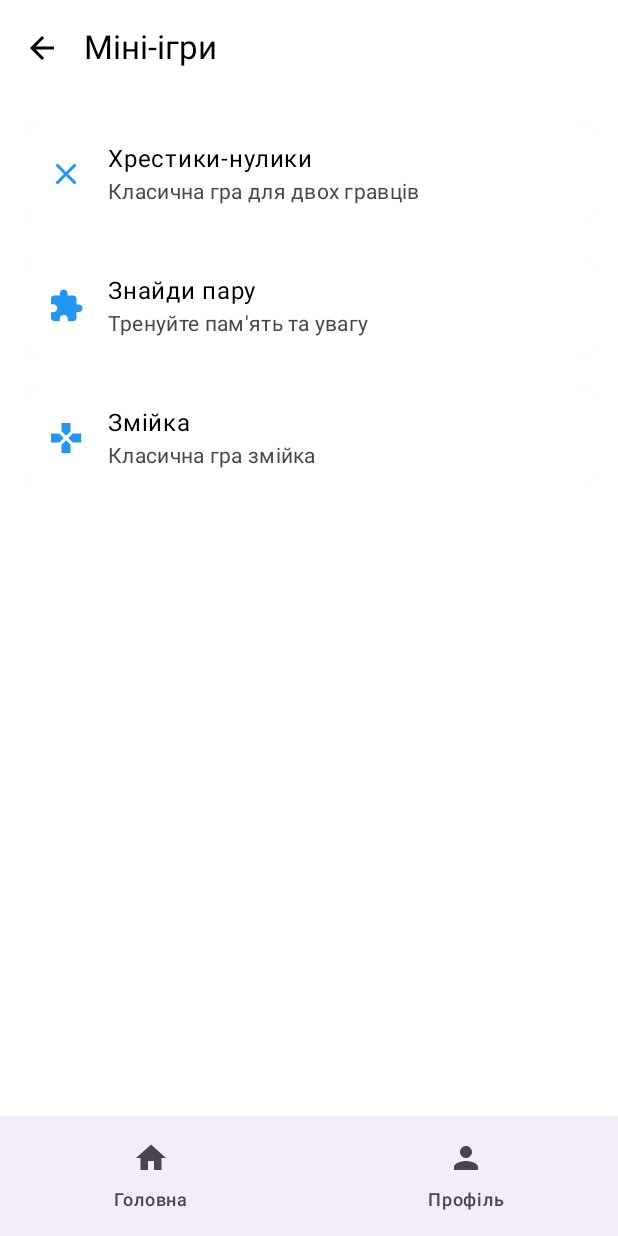
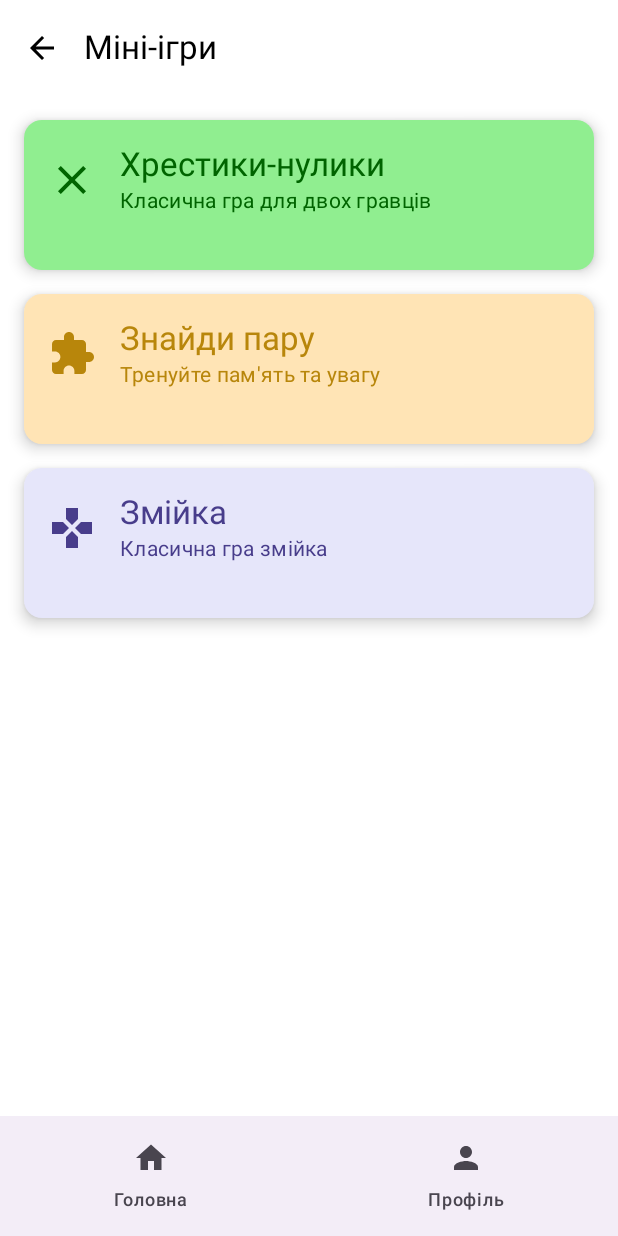
Before and after one commit to Browti/CalmStudy, an Android app built with Jetpack Compose: the MinigamesScreen screen opened through its navigation route, on a phone screen of 412 x 824 dp. Run offline under Robolectric (Android 15) with nearby library versions, the phone set to English and light mode, and no system bars; libraries missing offline, so code that uses them is left out: coil.decode; 1 statement that could not run was skipped.

Commit message:
many changes

```diff
--- a/app/src/main/java/com/example/calmstudy/ui/screens/HomeScreen.kt
+++ b/app/src/main/java/com/example/calmstudy/ui/screens/HomeScreen.kt
@@ -113,6 +113,10 @@ fun HomeScreen(
                 }
 
                 // Картка для міні-ігор
+                ElevatedCard(
+                    onClick = { navController.navigate("minigames") },
+                    modifier = Modifier.fillMaxWidth()
+                ) {
                     ListItem(
                         headlineContent = { Text("Міні-ігри") },
                         supportingContent = { Text("Розважальні міні-ігри для відпочинку") },
@@ -122,9 +126,9 @@ fun HomeScreen(
                                 contentDescription = null,
                                 tint = MaterialTheme.colorScheme.primary
                             )
-                    },
-                    modifier = Modifier.clickable { navController.navigate("minigames") }
+                        }
                     )
+                }
 
                 ElevatedCard(
                     onClick = { navController.navigate("quotes") },
--- a/app/src/main/java/com/example/calmstudy/ui/screens/MiniGamesScreen.kt
+++ b/app/src/main/java/com/example/calmstudy/ui/screens/MiniGamesScreen.kt
@@ -16,6 +16,7 @@ import androidx.navigation.NavController
 import com.example.calmstudy.ui.games.*
 import kotlinx.coroutines.*
 import kotlin.time.Duration.Companion.seconds
+import androidx.compose.ui.graphics.Color
 
 private val games = listOf(
     Game(
@@ -68,7 +69,7 @@ fun MinigamesScreen(navController: NavController) {
                 verticalArrangement = Arrangement.spacedBy(16.dp)
             ) {
                 games.forEach { game ->
-                    Card(
+                    ElevatedCard(
                         onClick = {
                             when (game) {
                                 games[0] -> selectedGame = game
@@ -76,22 +77,64 @@ fun MinigamesScreen(navController: NavController) {
                                 games[2] -> navController.navigate("snake")
                             }
                         },
-                        modifier = Modifier.fillMaxWidth(),
-                        colors = CardDefaults.cardColors(
-                            containerColor = MaterialTheme.colorScheme.secondaryContainer
+                        modifier = Modifier
+                            .fillMaxWidth()
+                            .height(100.dp),
+                        colors = CardDefaults.elevatedCardColors(
+                            containerColor = when (game) {
+                                games[0] -> Color(0xFF90EE90) // зелений
+                                games[1] -> Color(0xFFFFE4B5) // жовтий
+                                else -> Color(0xFFE6E6FA)  // фіолетовий
+                            }
+                        ),
+                        elevation = CardDefaults.elevatedCardElevation(
+                            defaultElevation = 6.dp,
+                            pressedElevation = 2.dp,
+                            hoveredElevation = 8.dp
                         )
                     ) {
-                        ListItem(
-                            headlineContent = { Text(game.title) },
-                            supportingContent = { Text(game.description) },
-                            leadingContent = {
+                        Box(
+                            modifier = Modifier
+                                .fillMaxSize()
+                                .padding(16.dp)
+                        ) {
+                            Row(
+                                modifier = Modifier.fillMaxWidth(),
+                                verticalAlignment = Alignment.CenterVertically,
+                                horizontalArrangement = Arrangement.spacedBy(16.dp)
+                            ) {
                                 Icon(
                                     imageVector = game.icon,
                                     contentDescription = null,
-                                    tint = MaterialTheme.colorScheme.primary
+                                    modifier = Modifier.size(32.dp),
+                                    tint = when (game) {
+                                        games[0] -> Color(0xFF006400) // темно-зелений
+                                        games[1] -> Color(0xFFB8860B) // темно-жовтий
+                                        else -> Color(0xFF483D8B) // темно-фіолетовий
+                                    }
                                 )
+                                Column {
+                                    Text(
+                                        game.title,
+                                        style = MaterialTheme.typography.titleLarge,
+                                        color = when (game) {
+                                            games[0] -> Color(0xFF006400) // темно-зелений
+                                            games[1] -> Color(0xFFB8860B) // темно-жовтий
+                                            else -> Color(0xFF483D8B) // темно-фіолетовий
+                                        }
+                                    )
+                                    Text(
+                                        game.description,
+                                        style = MaterialTheme.typography.bodyMedium,
+                                        color = when (game) {
+                                            games[0] -> Color(0xFF006400) // темно-зелений
+                                            games[1] -> Color(0xFFB8860B) // темно-жовтий
+                                            else -> Color(0xFF483D8B) // темно-фіолетовий
+                                        }
+                                    )
+                                }
                             }
-                        )
+                        }
                     }
                 }
             }
@@ -234,11 +277,20 @@ private fun TicTacToeCell(
 ) {
     Card(
         onClick = onClick,
-                modifier = Modifier
+        modifier = Modifier
             .aspectRatio(1f)
             .fillMaxWidth(),
         colors = CardDefaults.cardColors(
-            containerColor = MaterialTheme.colorScheme.secondaryContainer
+            containerColor = when (value) {
+                "X" -> Color(0xFF90EE90) // зелений
+                "O" -> Color(0xFFFFE4B5) // жовтий
+                else -> Color(0xFFE6E6FA) // фіолетовий
+            }
+        ),
+        elevation = CardDefaults.cardElevation(
+            defaultElevation = 4.dp,
+            pressedElevation = 2.dp,
+            hoveredElevation = 6.dp
         )
     ) {
         Box(
@@ -248,7 +300,11 @@ private fun TicTacToeCell(
             Text(
                 text = value,
                 style = MaterialTheme.typography.headlineLarge,
-                color = MaterialTheme.colorScheme.onSecondaryContainer
+                color = when (value) {
+                    "X" -> Color(0xFF006400) // темно-зелений
+                    "O" -> Color(0xFFB8860B) // темно-жовтий
+                    else -> Color(0xFF483D8B) // темно-фіолетовий
+                }
             )
         }
     }
@@ -381,9 +437,9 @@ private fun MemoryCard(
             .fillMaxWidth(),
         colors = CardDefaults.cardColors(
             containerColor = if (card.isFlipped || card.isMatched)
-                MaterialTheme.colorScheme.primaryContainer
+                MaterialTheme.colorScheme.tertiaryContainer.copy(alpha = 0.7f)
             else
-                MaterialTheme.colorScheme.secondaryContainer
+                MaterialTheme.colorScheme.tertiaryContainer.copy(alpha = 0.3f)
         )
     ) {
         Box(
@@ -394,7 +450,7 @@ private fun MemoryCard(
                 Text(
                     text = card.value,
                     style = MaterialTheme.typography.headlineMedium,
-                    color = MaterialTheme.colorScheme.onPrimaryContainer
+                    color = MaterialTheme.colorScheme.onTertiaryContainer
                 )
             }
         }
```
Lines whose indentation alone changed are shown as unchanged.
